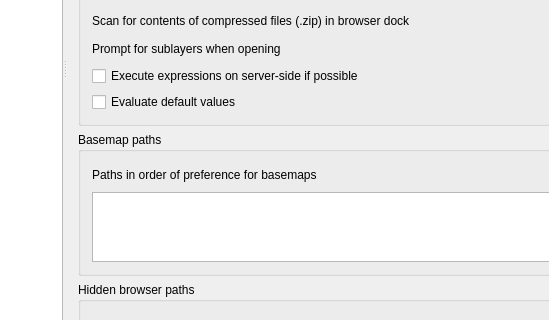
Qt form src/ui/qgsoptionsbase.ui (carsmie/QGIS) before a commit; both pictures show x 98 to 647 and y 283 to 603 of the 1029 by 730 pixel window.
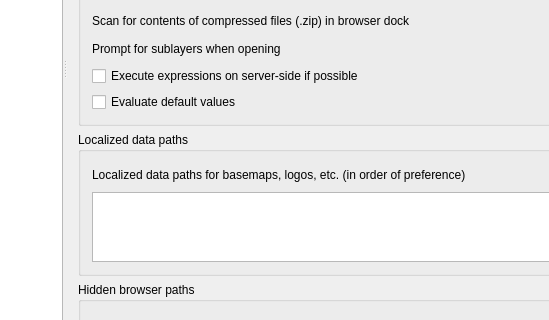
The same form after that commit. The open tabs and pages were chosen to show the change. Icons and pictures are not drawn. Custom widgets are drawn as their Qt base class.

Commit message: rename QgsBasemapPathRegistry to QgsLocalizedDataPathRegistry

What changed in the file:
```diff
--- a/src/ui/qgsoptionsbase.ui
+++ b/src/ui/qgsoptionsbase.ui
@@ -2061,13 +2061,13 @@
                <item>
                 <widget class="QgsCollapsibleGroupBox" name="groupBox_30">
                  <property name="title">
-                  <string>Basemap paths</string>
+                  <string>Localized data paths</string>
                  </property>
                  <layout class="QGridLayout" name="gridLayout_34">
                   <item row="0" column="0">
                    <widget class="QLabel" name="label_9">
                     <property name="text">
-                     <string>Paths in order of preference for basemaps</string>
+                     <string>Localized data paths for basemaps, logos, etc. (in order of preference) </string>
                     </property>
                    </widget>
                   </item>
```
Left out of the diff: 52 changed lines with no effect on the pictures. The commit also changes 13 other files.
